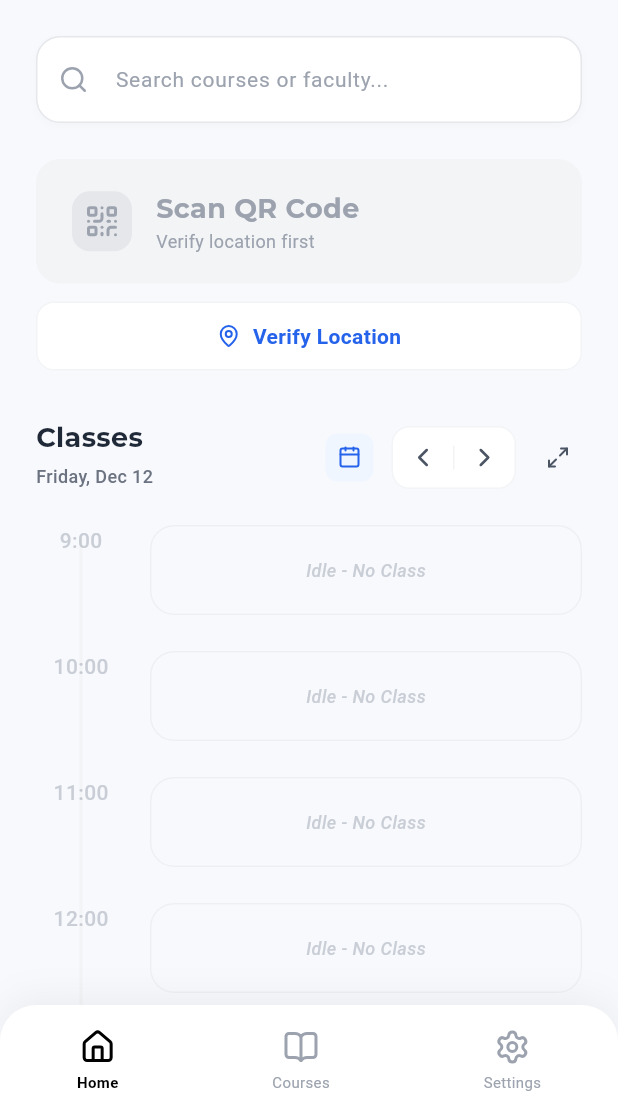
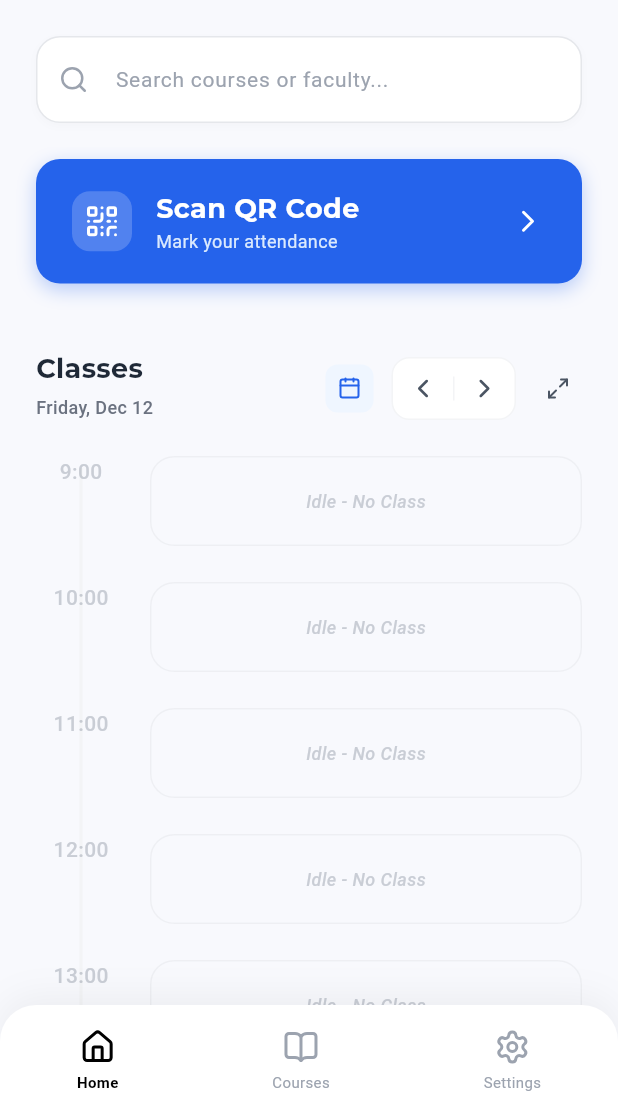
Before and after one commit to kydrahul/StudentApp, a Flutter app: the HomeScreen screen opened by its route, on a phone screen of 412 x 824 dp, the part 120-1236 px from its top. Run offline on Flutter 3.47's test engine with Material 3 defaults, Android fonts, the phone set to English and light mode, and no system bars; our stand-ins replace device_info_plus, firebase_auth, firebase_core, flutter_secure_storage, geolocator, google_fonts and 4 more; missing offline and left inert: mobile_scanner; accounts and stored records are empty; network calls fail.

Commit message:
Refactored Student App Removed Verify Location Unified Scan Flow

```diff
--- a/lib/screens/tabs/home_tab.dart
+++ b/lib/screens/tabs/home_tab.dart
@@ -1,7 +1,5 @@
 import 'package:flutter/material.dart';
 import 'package:lucide_icons/lucide_icons.dart';
-import 'package:geolocator/geolocator.dart';
-import 'package:permission_handler/permission_handler.dart';
 import '../../constants/colors.dart';
 import '../../constants/text_styles.dart';
 import '../../models/data_models.dart';
@@ -118,8 +116,66 @@ class _HomeTabState extends State<HomeTab> {
     });
   }
 
-  void _showScanner() {
+  // State variables for removed verify logic are gone
+
+  // Direct Scan Logic
+  void _showScanner() async {
+    // Optional: Pre-check permissions here if desired, but QRScreen handles it too.
+    // Let's just navigate.
     Navigator.pushNamed(context, '/qr-scanner');
+  }
+
+  // REPLACED _buildScanButton
+  Widget _buildScanButton() {
+    return GestureDetector(
+      onTap: _showScanner,
+      child: Container(
+        padding: const EdgeInsets.symmetric(horizontal: 24, vertical: 20),
+        decoration: BoxDecoration(
+          color: AppColors.blue600,
+          borderRadius: BorderRadius.circular(16),
+          boxShadow: [
+            BoxShadow(
+              color: AppColors.blue600.withOpacity(0.3),
+              blurRadius: 10,
+              offset: const Offset(0, 4),
+            )
+          ],
+        ),
+        child: Row(
+          mainAxisAlignment: MainAxisAlignment.spaceBetween,
+          children: [
+            Row(
+              children: [
+                Container(
+                  padding: const EdgeInsets.all(8),
+                  decoration: BoxDecoration(
+                    color: AppColors.white.withOpacity(0.2),
+                    borderRadius: BorderRadius.circular(12),
+                  ),
+                  child: const Icon(LucideIcons.qrCode,
+                      color: AppColors.white, size: 24),
+                ),
+                const SizedBox(width: 16),
+                Column(
+                  crossAxisAlignment: CrossAxisAlignment.start,
+                  children: [
+                    Text("Scan QR Code",
+                        style: AppTextStyles.h3.copyWith(
+                            color: AppColors.white,
+                            fontWeight: FontWeight.bold)),
+                    Text("Mark your attendance",
+                        style: AppTextStyles.bodySmall
+                            .copyWith(color: AppColors.blue100)),
+                  ],
+                ),
+              ],
+            ),
+            const Icon(LucideIcons.chevronRight, color: AppColors.white),
+          ],
+        ),
+      ),
+    );
   }
 
   void _showTimetable() {
@@ -129,66 +185,6 @@ class _HomeTabState extends State<HomeTab> {
         builder: (context) => const WeeklyTimetableScreen(),
       ),
     );
-  }
-
-  void _handleVerifyLocation() async {
-    // ... existing verify logic ...
-    setState(() {
-      locationStatus = 'verifying';
-    });
-
-    try {
-      final permission = await Permission.location.request();
-      if (!permission.isGranted) {
-        setState(() => locationStatus = 'neutral');
-        if (mounted) {
-          ScaffoldMessenger.of(context).showSnackBar(
-            const SnackBar(
-                content: Text('Location permission is required'),
-                backgroundColor: Colors.red),
-          );
-        }
-        return;
-      }
-
-      final position = await Geolocator.getCurrentPosition(
-        desiredAccuracy: LocationAccuracy.high,
-      ).timeout(const Duration(seconds: 10));
-
-      final result = await _apiService.verifyLocation(
-        latitude: position.latitude,
-        longitude: position.longitude,
-        accuracy: position.accuracy,
-      );
-
-      if (mounted) {
-        setState(() {
-          locationStatus = 'success';
-          canScan = true;
-          lastVerified = TimeOfDay.now().format(context);
-        });
-        ScaffoldMessenger.of(context).showSnackBar(
-          SnackBar(
-              content: Text(result['message'] ?? 'Location verified!'),
-              backgroundColor: Colors.green),
-        );
-      }
-    } catch (e) {
-      if (mounted) {
-        setState(() {
-          locationStatus = 'error';
-          canScan = false;
-        });
-        ScaffoldMessenger.of(context).showSnackBar(
-          SnackBar(
-              content: Text(e.toString().replaceAll('Exception: ', '')),
-              backgroundColor: Colors.red),
-        );
-        Future.delayed(const Duration(seconds: 2), () {
-          if (mounted) setState(() => locationStatus = 'neutral');
-        });
-      }
-    }
   }
 
   void _changeDay(String direction) {
@@ -379,17 +375,7 @@ class _HomeTabState extends State<HomeTab> {
           // Actions
           _buildScanButton(),
           const SizedBox(height: 12),
-          _buildVerifyButton(),
-          if (locationStatus == 'success')
-            Padding(
-              padding: const EdgeInsets.only(top: 8),
-              child: Text(
-                "Last verified: $lastVerified • Valid for 1h",
-                style:
-                    AppTextStyles.bodySmall.copyWith(color: AppColors.gray400),
-                textAlign: TextAlign.center,
-              ),
-            ),
+          // REMOVED _buildVerifyButton call
 
           const SizedBox(height: 32),
 
@@ -522,111 +508,6 @@ class _HomeTabState extends State<HomeTab> {
     );
   }
 
-  Widget _buildScanButton() {
-    return GestureDetector(
-      onTap: canScan ? _showScanner : null,
-      child: Container(
-        padding: const EdgeInsets.symmetric(horizontal: 24, vertical: 20),
-        decoration: BoxDecoration(
-          color: canScan ? AppColors.blue600 : AppColors.gray100,
-          borderRadius: BorderRadius.circular(16),
-          boxShadow: canScan
-              ? [
-                  BoxShadow(
-                    color: AppColors.blue600.withOpacity(0.3),
-                    blurRadius: 10,
-                    offset: const Offset(0, 4),
-                  )
-                ]
-              : [],
-        ),
-        child: Row(
-          mainAxisAlignment: MainAxisAlignment.spaceBetween,
-          children: [
-            Row(
-              children: [
-                Container(
-                  padding: const EdgeInsets.all(8),
-                  decoration: BoxDecoration(
-                    color: canScan
-                        ? AppColors.white.withOpacity(0.2)
-                        : AppColors.gray200,
-                    borderRadius: BorderRadius.circular(12),
-                  ),
-                  child: Icon(LucideIcons.qrCode,
-                      color: canScan ? AppColors.white : AppColors.gray400,
-                      size: 24),
-                ),
-                const SizedBox(width: 16),
-                Column(
-                  crossAxisAlignment: CrossAxisAlignment.start,
-                  children: [
-                    Text("Scan QR Code",
-                        style: AppTextStyles.h3.copyWith(
-                            color:
-                                canScan ? AppColors.white : AppColors.gray400,
-                            fontWeight: FontWeight.bold)),
-                    Text(canScan ? "Ready to scan" : "Verify location first",
-                        style: AppTextStyles.bodySmall.copyWith(
-                            color: canScan
-                                ? AppColors.blue100
-                                : AppColors.gray400)),
-                  ],
-                ),
-              ],
-            ),
-            if (canScan)
-              const Icon(LucideIcons.chevronRight, color: AppColors.white),
-          ],
-        ),
-      ),
-    );
-  }
-
-  Widget _buildVerifyButton() {
-    Color bgColor = AppColors.white;
-    Color textColor = AppColors.blue600;
-    IconData icon = LucideIcons.mapPin;
-    String text = "Verify Location";
-
-    if (locationStatus == 'verifying') {
-      bgColor = AppColors.gray50;
-      textColor = AppColors.gray500;
-      icon = LucideIcons.loader2;
-      text = "Checking...";
-    } else if (locationStatus == 'success') {
-      bgColor = AppColors.green50;
-      textColor = AppColors.green700;
-      icon = LucideIcons.checkCircle2;
-      text = "Location Verified";
-    }
-
-    return GestureDetector(
-      onTap: (locationStatus == 'success' || locationStatus == 'verifying')
-          ? null
-          : _handleVerifyLocation,
-      child: Container(
-        width: double.infinity,
-        padding: const EdgeInsets.symmetric(vertical: 12),
-        decoration: BoxDecoration(
-          color: bgColor,
-          borderRadius: BorderRadius.circular(12),
-          border: Border.all(color: AppColors.gray100),
-        ),
-        child: Row(
-          mainAxisAlignment: MainAxisAlignment.center,
-          children: [
-            Icon(icon, size: 16, color: textColor),
-            const SizedBox(width: 8),
-            Text(text,
-                style: AppTextStyles.bodyMedium
-                    .copyWith(color: textColor, fontWeight: FontWeight.bold)),
-          ],
-        ),
-      ),
-    );
-  }
-
   Widget _buildIconButton(IconData icon, VoidCallback onTap,
       {bool active = false, double size = 16, double padding = 8}) {
     return GestureDetector(
```
Also changed, not shown: lib/models/data_models.dart (+33 -10 lines), lib/screens/course_detail_screen.dart (+17 -2 lines), lib/screens/qr_scanner_screen.dart (+7 -13 lines), lib/screens/weekly_timetable_screen.dart (+8 -1 lines).
